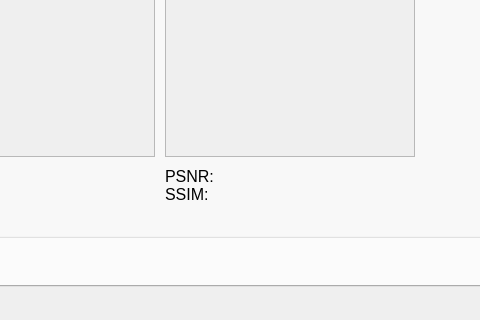
This is isr.ui in rgimad/ISR_GUI as Qt 5 draws it before an edit; both pictures show x 786 to 1266 and y 357 to 677 of the 1368 by 677 pixel window. The edited form follows.
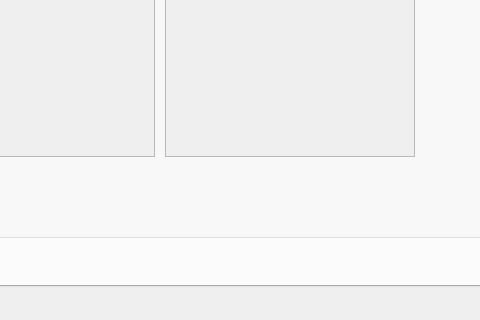
This is the edited form.

Commit message: finally works with models

```diff
--- a/isr.ui
+++ b/isr.ui
@@ -405,26 +405,6 @@
           <set>Qt::AlignLeading|Qt::AlignLeft|Qt::AlignTop</set>
          </property>
         </widget>
-        <widget class="QLabel" name="lbResearchGTMetrics">
-         <property name="enabled">
-          <bool>true</bool>
-         </property>
-         <property name="geometry">
-          <rect>
-           <x>910</x>
-           <y>430</y>
-           <width>151</width>
-           <height>41</height>
-          </rect>
-         </property>
-         <property name="text">
-          <string>PSNR:
-SSIM:</string>
-         </property>
-         <property name="alignment">
-          <set>Qt::AlignLeading|Qt::AlignLeft|Qt::AlignTop</set>
-         </property>
-        </widget>
        </widget>
       </widget>
       <widget class="QWidget" name="tab_2">
```
Left out of the diff: 8 changed lines with no effect on the pictures. The commit also changes 2 other files.
